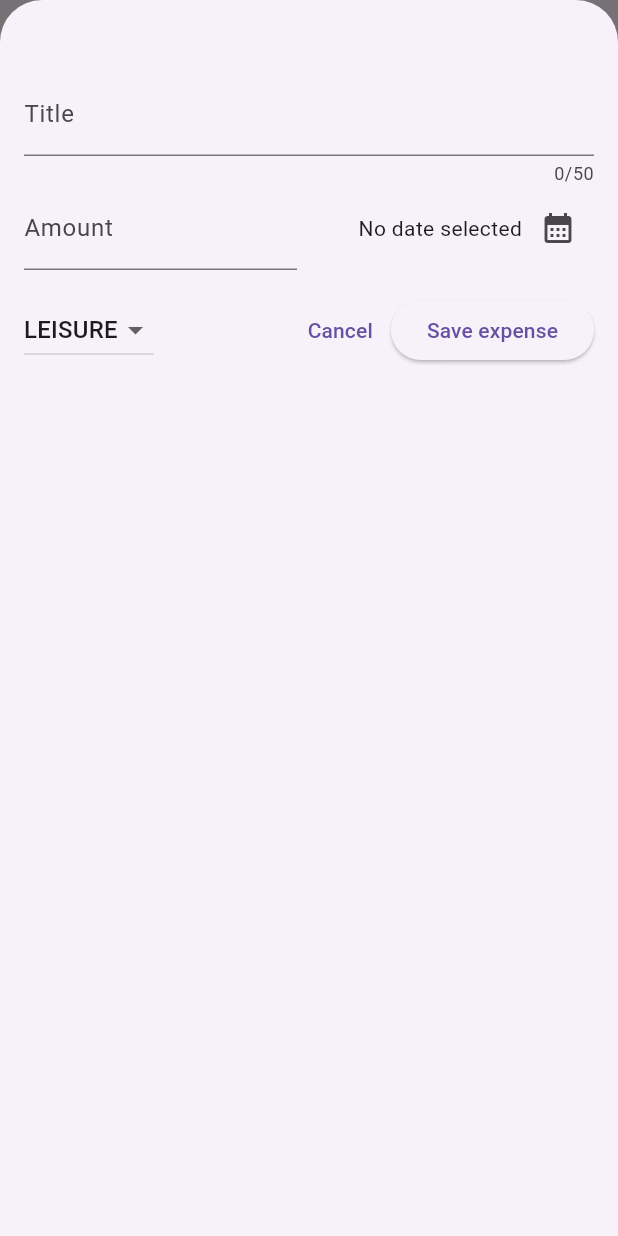
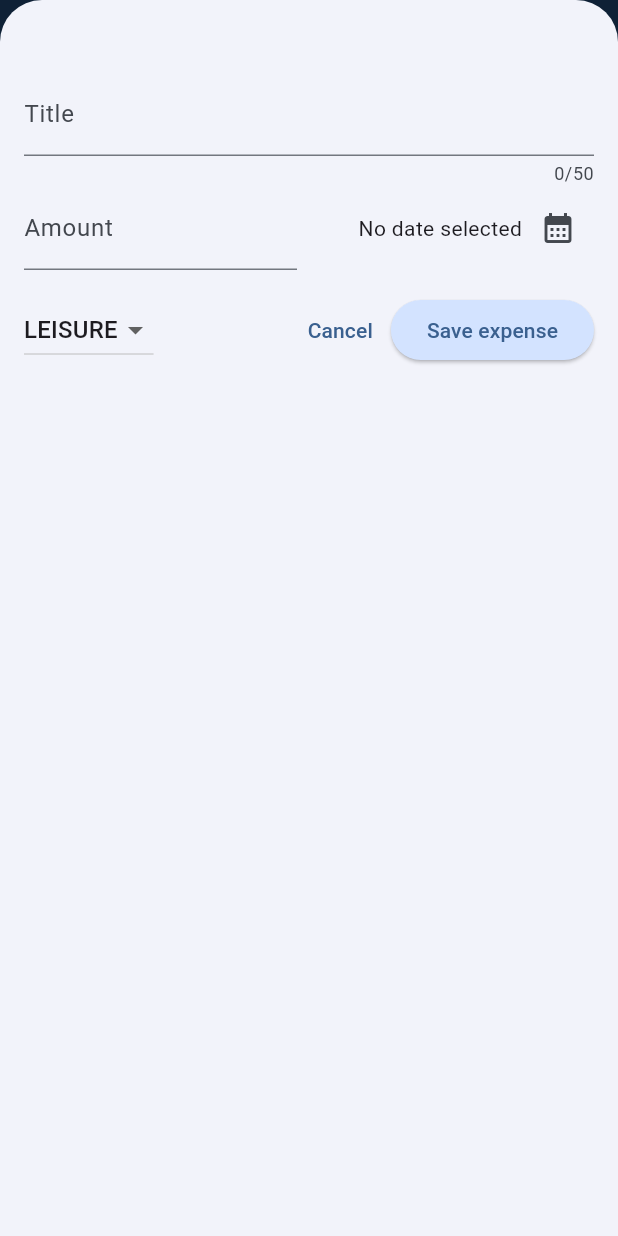
Before and after one commit to Marcusng88/flutter-learn, a Flutter app: the screen it shows after launch, after a tap on the "add" icon, on a phone screen of 412 x 824 dp. Run offline on Flutter 3.47's test engine with Material 3 defaults, Android fonts, the phone set to English and light mode, and no system bars; our stand-ins replace google_fonts.

Commit message:
added some theming

```diff
--- a/app3_expense_tracker/lib/main.dart
+++ b/app3_expense_tracker/lib/main.dart
@@ -1,11 +1,38 @@
 import 'package:app3_expense_tracker/widgets/expenses.dart';
 import 'package:flutter/material.dart';
 
+var kColorScheme =
+    ColorScheme.fromSeed(seedColor: const Color.fromARGB(255, 21, 100, 174));
 void main() {
   runApp(
     MaterialApp(
-      theme: ThemeData(useMaterial3: true),
+      theme: ThemeData().copyWith(
+        colorScheme: kColorScheme,
+        appBarTheme: const AppBarTheme().copyWith(
+          backgroundColor: kColorScheme.onPrimaryContainer,
+          foregroundColor: kColorScheme.primaryContainer,
+        ),
+        cardTheme: CardTheme().copyWith(
+          color: kColorScheme.secondaryContainer,
+          margin: const EdgeInsets.symmetric(
+            horizontal: 16,
+            vertical: 8,
+          ),
+        ),
+        elevatedButtonTheme: ElevatedButtonThemeData(
+          style: ElevatedButton.styleFrom(
+            backgroundColor: kColorScheme.primaryContainer,
+          ),
+        ),
+        textTheme: ThemeData().textTheme.copyWith(
+              titleLarge: TextStyle(
+                fontWeight: FontWeight.bold,
+                color: kColorScheme.onSecondaryContainer,
+                fontSize: 16,
+              ),
+            ),
+      ),
       home: Expenses(),
-    )
+    ),
   );
 }
--- a/app3_expense_tracker/lib/widgets/expenses_list/expense_item.dart
+++ b/app3_expense_tracker/lib/widgets/expenses_list/expense_item.dart
@@ -14,8 +14,9 @@ class ExpenseItem extends StatelessWidget {
           vertical: 16
         ),
         child: Column(
+          crossAxisAlignment: CrossAxisAlignment.start,
           children: [
-            Text(expense.title),
+            Text(expense.title,style: Theme.of(context).textTheme.titleLarge,),
             const SizedBox(height: 4,),
             Row(
               children: [
--- a/app3_expense_tracker/lib/widgets/expenses_list/expenses_list.dart
+++ b/app3_expense_tracker/lib/widgets/expenses_list/expenses_list.dart
@@ -3,10 +3,11 @@ import 'package:app3_expense_tracker/widgets/expenses_list/expense_item.dart';
 import 'package:flutter/material.dart';
 
 class ExpensesList extends StatelessWidget {
-  const ExpensesList({super.key, required this.expenses, required this.onRemovedExpense});
+  const ExpensesList(
+      {super.key, required this.expenses, required this.onRemovedExpense});
 
   final List<Expense> expenses;
-  final void Function (Expense expense) onRemovedExpense;
+  final void Function(Expense expense) onRemovedExpense;
 
   @override
   Widget build(BuildContext context) {
@@ -14,7 +15,14 @@ class ExpensesList extends StatelessWidget {
       itemCount: expenses.length,
       itemBuilder: (ctx, index) => Dismissible(
         key: ValueKey(expenses[index]),
-        onDismissed: (direction){
+        background: Container(
+          decoration: BoxDecoration(
+              color: Theme.of(context).colorScheme.error.withValues(alpha: 0.8),
+              borderRadius: BorderRadius.circular(8)),
+          margin: EdgeInsets.symmetric(
+              horizontal: Theme.of(context).cardTheme.margin!.horizontal),
+        ),
+        onDismissed: (direction) {
           onRemovedExpense(expenses[index]);
         },
         child: ExpenseItem(expenses[index]),
```
